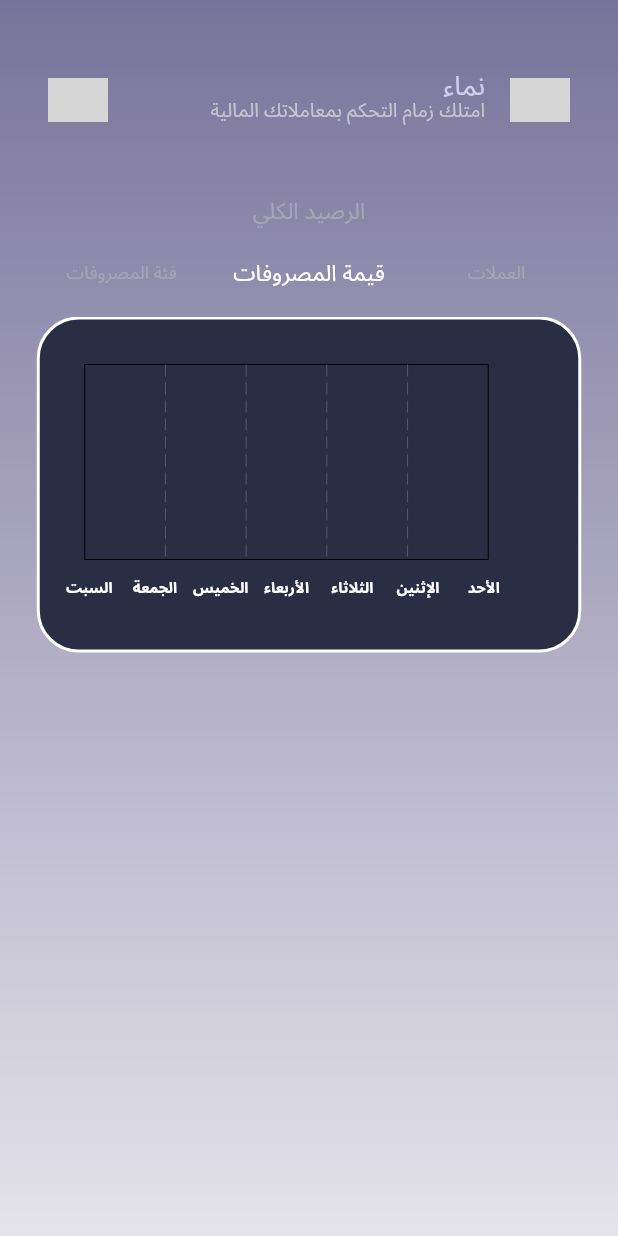
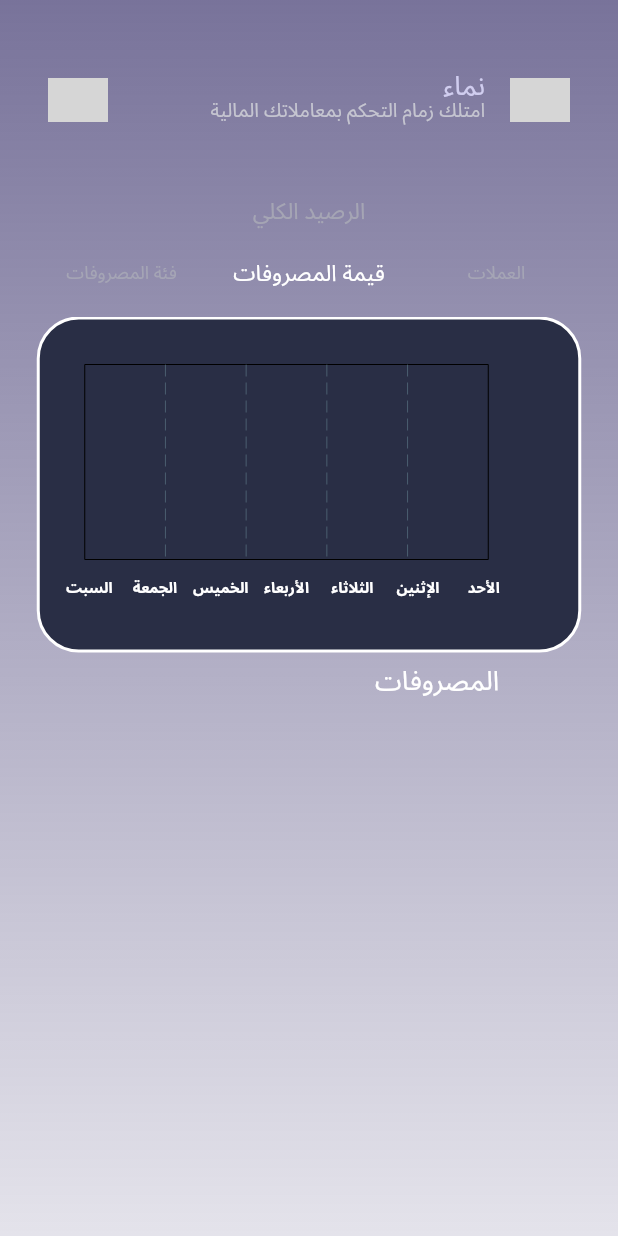
Before and after one commit to reem1alshareef/namaa, a Flutter app: the ViewExplorePage screen opened directly, on a phone screen of 412 x 824 dp. Run offline on Flutter 3.47's test engine with Material 2 defaults, Android fonts, the phone set to English and light mode, and no system bars; drawn by our look-alikes of fl_chart; our stand-ins replace flutter_otp_text_field, get_it, google_fonts, stacked, stacked_services, supabase_flutter; accounts and stored records are empty; Roboto replaces fonts that are missing (Noto Sans Arabic); grey boxes are pictures that could not be loaded.

Commit message:
Fixing Errors

```diff
--- a/lib/Components/CostomizedTextButton.dart
+++ b/lib/Components/CostomizedTextButton.dart
@@ -61,7 +61,7 @@ class CostomizedTextButton extends StatelessWidget {
       child: Row(
 
       children: [
-          SizedBox(width: purpose!='SignUp'?85:50,),
+          SizedBox(width: purpose != 'ResendOTP'? purpose!='SignUp'?85:50:60,),
           Text(actionTitle,
               textAlign: TextAlign.right,
               style: GoogleFonts.getFont("Noto Sans Arabic",
--- a/lib/Components/TextInputField.dart
+++ b/lib/Components/TextInputField.dart
@@ -30,8 +30,9 @@ class TextInputField extends StatelessWidget {
         ),
         SizedBox(
             width: 350,
-            height: 35,
+            height: 35,//35
             child: TextFormField(
+              style: TextStyle(color: Colors.white),
               textAlign: TextAlign.right,
 //keyboardType: title=='الراتب'?TextInputType.number:TextInputType.values,
               decoration: InputDecoration(
@@ -42,6 +43,7 @@ class TextInputField extends StatelessWidget {
                   borderSide: BorderSide(
                       width: 0.7, color: Color(0xFFB8BAC2)), //<-- SEE HERE
                 ),
+
               ),
               controller: inputController,
               obscureText: title=='كلمة السر'|| title=='تأكيد كلمة السر'? true:false,
--- a/lib/ExplorePage/MoneyTimeChart/ViewMoneyTimeChart.dart
+++ b/lib/ExplorePage/MoneyTimeChart/ViewMoneyTimeChart.dart
@@ -126,7 +126,7 @@ Widget build(BuildContext context) {
         ]),
         builder: (context, snapshot) {
           if (snapshot.connectionState == ConnectionState.waiting) {
-            //return CircularProgressIndicator();
+            return CircularProgressIndicator();
           }
 
           if (snapshot.hasError) {
--- a/lib/ExplorePage/ViewExplorePage.dart
+++ b/lib/ExplorePage/ViewExplorePage.dart
@@ -20,7 +20,23 @@ class ViewExplorePage extends StatelessWidget {
         ]),
         builder: (context, snapshot) {
           if (snapshot.connectionState == ConnectionState.waiting) {
-            //return CircularProgressIndicator();
+            return  Container(
+                  padding: EdgeInsets.only(top: 50.0, left: 10, right: 10),
+                  width: 428,
+                  height: 926,
+                  clipBehavior: Clip.antiAlias,
+                  decoration: const BoxDecoration(
+                    //maybe delete const
+                    gradient: LinearGradient(
+                      begin: Alignment(-0.00, -6.00),
+                      end: Alignment(0, 1.5),
+                      colors: [
+                        Color(0xFF342D68),
+                        Color(0xFF352D68),
+                        Color(0x00352D68)
+                      ],
+                    ),
+                  ),);
           }
 
           if (snapshot.hasError) {
@@ -110,12 +126,20 @@ class ViewExplorePage extends StatelessWidget {
 
                       //End of Choose Chart Area
 
-                      //Expenses Over Time Chart
-
-                      //End of Expenses over Time Chart
-
                       //Expenses Title
 
+                      Row(
+                        children: [
+                          SizedBox(width: 240,),
+                          Text('المصروفات',
+              textAlign: TextAlign.right,
+              style: GoogleFonts.getFont("Noto Sans Arabic",
+                  fontSize: 18,
+                  fontWeight: FontWeight.w400,
+                  //height: 1,
+                  textStyle: const TextStyle(color: Colors.white))),
+                        ],
+                      ),
                       //End of Expenses Title
 
                       //Expenses
@@ -127,7 +151,11 @@ class ViewExplorePage extends StatelessWidget {
                       //End of View more expenses
 
                       //Chatbot button
-
+      //                 FloatingActionButton(
+      //   onPressed: addExpenses,
+      //   tooltip: 'Increment',
+      //   child: new Icon(Icons.add),
+      // ),
                       //End of Chatbot button
 
                       //Navbar
@@ -138,3 +166,5 @@ class ViewExplorePage extends StatelessWidget {
   });});
   }
 }
+
+void addExpenses(){}
--- a/lib/OTPPage/ViewOTPPage.dart
+++ b/lib/OTPPage/ViewOTPPage.dart
@@ -47,14 +47,14 @@ class ViewOTPPage extends StatelessWidget {
                     children: [
                       const ReturnToPreviousPage(
                         title: 'الصفحة السابقة',
-                        tWidth: 400,
+                        tWidth: 700,
                       ),
                       const introPagesHeader(
                         subTitle: 'تم إرسال رمز التحقق على بريدك الإلكتروني',
                         title: 'أدخل رمز التحقق',
                       ),
                       OtpTextField(
-                        margin: const EdgeInsets.all(8),
+                        margin: const EdgeInsets.all(5),
                         numberOfFields: 6,
                         borderColor: const Color(0x0C16325F),
                         //set to true to show as box or false to show as dash
@@ -64,7 +64,7 @@ class ViewOTPPage extends StatelessWidget {
                             const BorderRadius.all(Radius.circular(0)),
                         borderWidth: 1,
                         textStyle: const TextStyle(
-                            fontSize: 26,
+                            fontSize: 20,
                             color: Color.fromARGB(255, 255, 255, 255)),
 
                         //runs when a code is typed in
--- a/lib/SignIn/ViewModelSignIn.dart
+++ b/lib/SignIn/ViewModelSignIn.dart
@@ -5,15 +5,18 @@ import 'package:stacked/stacked.dart';
 class ViewModelSignIn extends BaseViewModel {
     //final formKey = GlobalKey<FormState>();
 
-  signIn(String emailAddress, String password, GlobalKey<FormState> validationKey){
+  bool signIn(String emailAddress, String password, GlobalKey<FormState> validationKey){
     print('آخف reached');
     //print(phonenumber);
     print(validationKey.currentState!.validate().toString());
     if(validationKey.currentState!.validate()){
       print('آخف emptyyyy');
       AuthenticationService.signInUser(emailAddress, password);
+      return true;
+
     } else {
       print('emptyyyy');
+      return false;
     }
 
 
```
Also changed, not shown: lib/Components/AccountButton.dart (+7 -1 lines), lib/Identity Elements/introPagesHeader.dart (+5 -5 lines), lib/NavigationBar/NavigationBar.dart (added), 2 other files.
